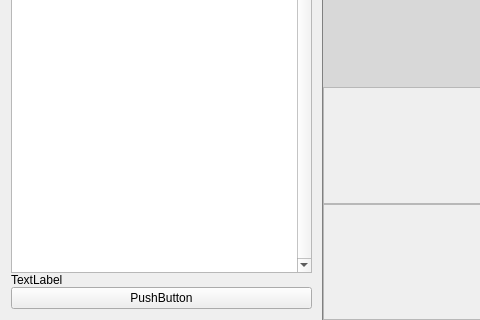
Before: the Qt Designer form cmainwindow.ui in ludomuse/LudoMuseEditor, drawn with Qt 5; both pictures show x 0 to 480 and y 478 to 798 of the 1449 by 798 pixel window.
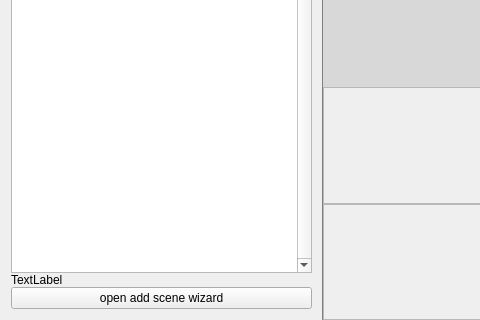
After: the same form once the commit is applied. Icons and pictures are not drawn.

Commit message: [ADD] ADD new features in add scene wizard checkbox for player number works together and with de comboBox The previous screen combo box now load the correct id and match the check box but doesn't change the final value when click and validate (it's atm just aesthetic store the last active screen for both timeline with little visual feedback

```diff
--- a/cmainwindow.ui
+++ b/cmainwindow.ui
@@ -126,7 +126,7 @@
         <item>
          <widget class="QPushButton" name="lmwTestButton">
           <property name="text">
-           <string>PushButton</string>
+           <string>open add scene wizard</string>
           </property>
          </widget>
         </item>
```
Left out of the diff: 24 changed lines with no effect on the pictures. The commit also changes 6 other files.
